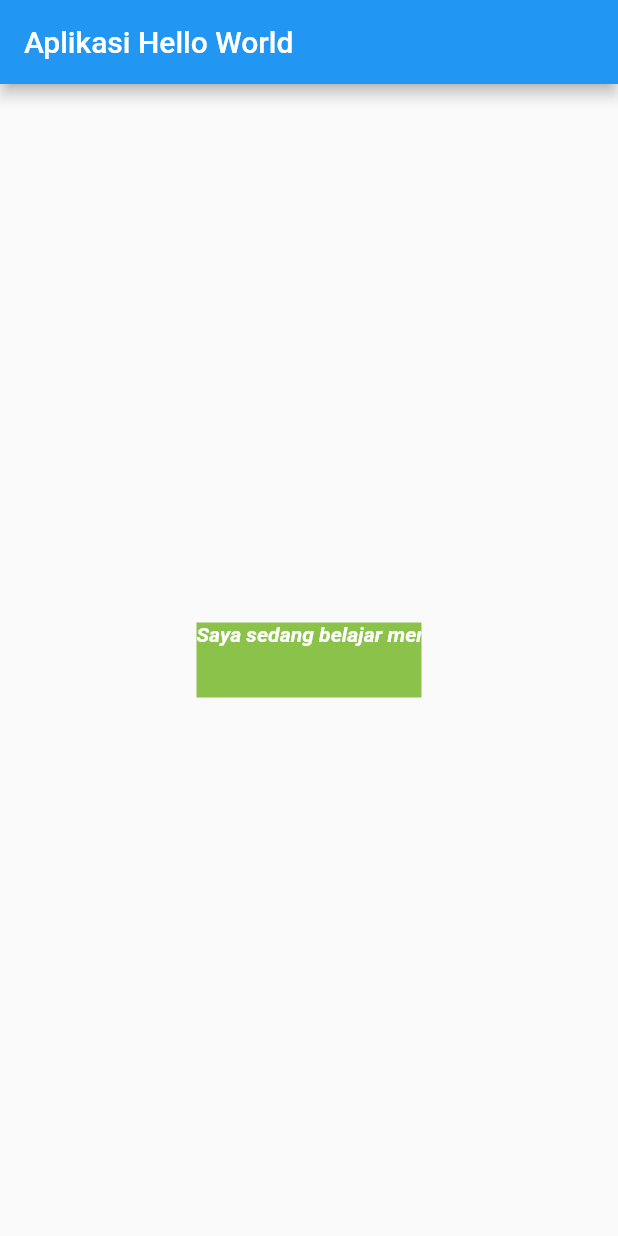
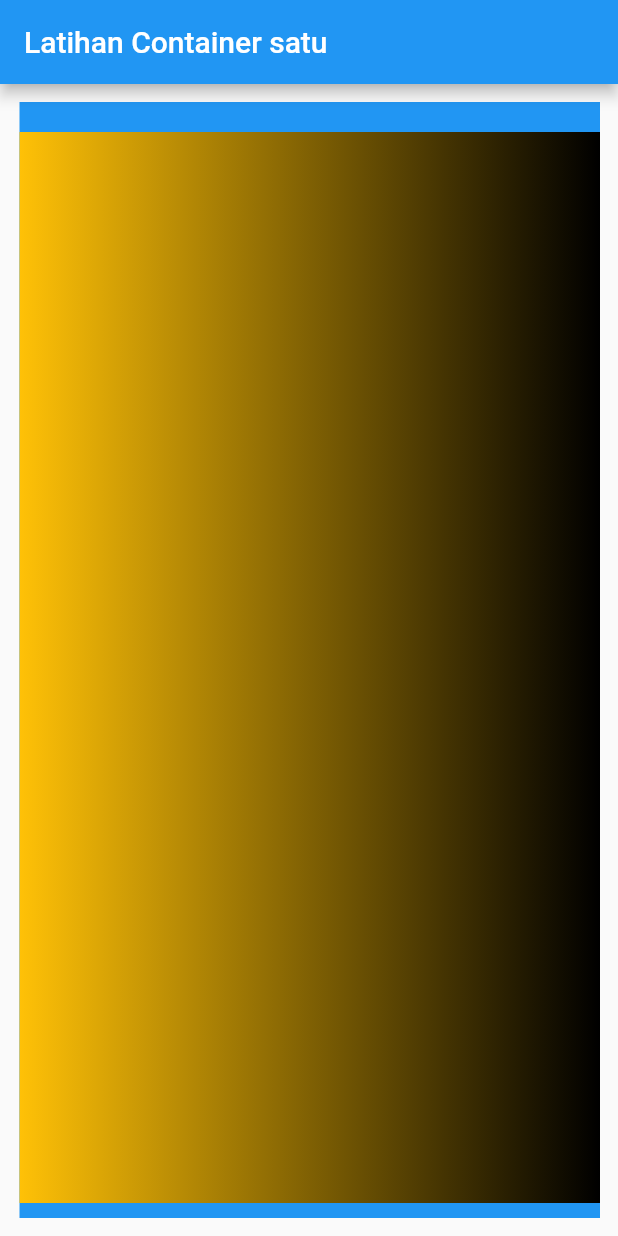
Before and after one commit to nrfitriani/flutter_fundamental, a Flutter app: the screen it shows after launch, on a phone screen of 412 x 824 dp. Run offline on Flutter 3.47's test engine with Material 2 defaults, Android fonts, the phone set to English and light mode, and no system bars.

Commit message:
container dan widget

```diff
--- a/lib/main.dart
+++ b/lib/main.dart
@@ -1,6 +1,7 @@
 import 'package:flutter/material.dart';
 
-//void main() => runApp(MyApp());
+//Belajar membuat tampilan home san text widget
+/*
 
 void main() {
   runApp(new MyApp());
@@ -21,13 +22,78 @@ class MyApp extends StatelessWidget {
                 width: 150,
                 height: 50,
                 child: Text(
-                  "Saya sedang belajar membuat aplikasi, saya sangat suka flutter ",
-                  maxLines: 2,
-                  overflow: TextOverflow.clip, //memotong text
-                  softWrap: false, //memotong text klu sudah melebihi container
-                  style: TextStyle(color: Colors.white, fontStyle: FontStyle.italic, fontWeight: FontWeight.w700, )
-                ))),
+                    "Saya sedang belajar membuat aplikasi, saya sangat suka flutter ",
+                    maxLines: 2,
+                    overflow: TextOverflow.clip, //memotong text
+                    softWrap:
+                        false, //memotong text klu sudah melebihi container
+                    style: TextStyle(
+                      color: Colors.white,
+                      fontStyle: FontStyle.normal,
+                      fontWeight: FontWeight.w700,
+                      fontSize: 20
+                    )))),
       ),
     );
   }
 }
+*/
+
+/*
+void main() => runApp(MyApp());
+
+class MyApp extends StatelessWidget {
+  @override
+  Widget build(BuildContext context) {
+    return MaterialApp(
+      home: Scaffold(
+        appBar: AppBar(title: Text("Latihan Row dan Column"),),
+        body: Column(
+          mainAxisAlignment: MainAxisAlignment.center,
+          crossAxisAlignment: , //menyusun bentuk kolom atau baris widget yang ada didalamnya
+          children: <Widget>[
+            Text("cobaaa"),
+            Text("membuat tulisan"),
+            Text("dalam bentuk kolom"),
+
+            Row(
+              mainAxisAlignment: MainAxisAlignment.center,
+              children: <Widget>[
+                Text("halooooo"),
+                Text("dunia programming")
+              ]
+            )
+          ],
+        ),
+      ),
+    );
+  }
+}
+*/
+
+//Container dan Widget
+void main() => runApp(MyApp());
+
+class MyApp extends StatelessWidget {
+  @override
+  Widget build(BuildContext context) {
+    return MaterialApp(
+      home: Scaffold(
+        appBar: AppBar(
+          title: Text("Latihan Container satu"),
+        ),
+        body: Container(
+          color: Colors.blue,
+          margin: EdgeInsets.fromLTRB(13, 12, 12, 12),
+          padding: EdgeInsets.only(bottom: 10, top: 20),
+          child: Container(
+            decoration: BoxDecoration(gradient: LinearGradient(colors: <Color> [
+              Colors.amber,
+              Colors.black
+            ])),
+          ),
+        ),
+      ),
+    );
+  }
+}
```
